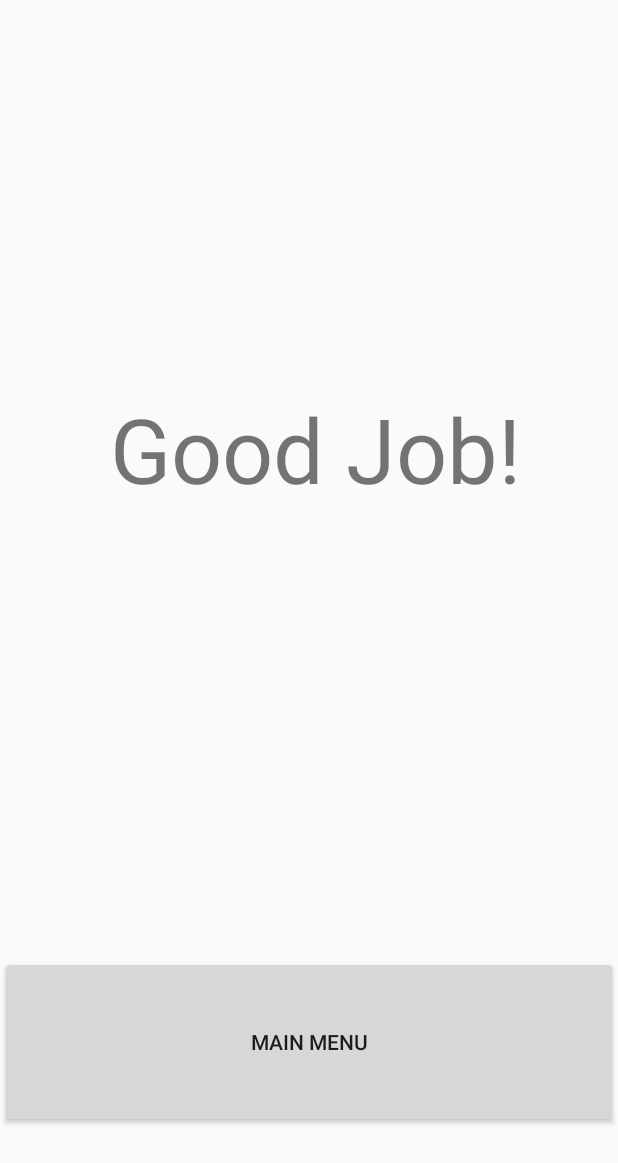
After one commit to alvunr/fp2, an Android app: the layout goodjob.xml on its own in the app's theme, with its tools: preview values and no code run, on a phone screen of 412 x 824 dp. The commit adds this screen. Shown: the top 1163 px of the screen. Run offline under Robolectric (Android 15) with nearby library versions, the phone set to English and light mode, and no system bars.

Commit message:
added new feature

```diff
--- a/app/src/main/java/com/example/fp/Equation.java
+++ b/app/src/main/java/com/example/fp/Equation.java
@@ -40,6 +40,7 @@ public class Equation extends AppCompatActivity {
 //        // String[] array = {a, b, c, d, e, f, g, h, k};
 //        return " ";
 //    }
+
     private String questions [] = {
             "x + 5 = 10","x * 6 = 600", "x + 71 = 100", "x / 8 = 15", "x + 9 = 10",
             "x - 24 = 10", "x + 41 = 30","x * 3 = 42", "x + 4 = 10"
--- a/app/src/main/java/com/example/fp/SoundPlayer.java
+++ b/app/src/main/java/com/example/fp/SoundPlayer.java
@@ -2,7 +2,7 @@ package com.example.fp;
 import android.content.Context;
 import android.media.AudioManager;
 import android.media.SoundPool;
-import android.provider.MediaStore;
+//import android.provider.MediaStore;
 
 
 public class SoundPlayer {
@@ -12,7 +12,7 @@ public class SoundPlayer {
 
     public SoundPlayer(Context context) {
         soundPool = new SoundPool(2, AudioManager.STREAM_MUSIC, 0);
-        wrongSound = soundPool.load(context, R.raw.ycndi, 1);
+        wrongSound = soundPool.load(context, R.raw.ycndi2, 1);
         rightSound = soundPool.load(context, R.raw.nw, 1);
     }
 
@@ -22,5 +22,4 @@ public class SoundPlayer {
     public void playRightSound() {
         soundPool.play(rightSound, 1.0f, 1.0f, 1,0, 1.0f);
     }
-
 }
--- /dev/null
+++ b/app/src/main/res/layout/goodjob.xml
@@ -0,0 +1,39 @@
+<?xml version="1.0" encoding="utf-8"?>
+<LinearLayout xmlns:android="http://schemas.android.com/apk/res/android"
+    android:orientation="vertical" android:layout_width="match_parent"
+    android:layout_height="match_parent">
+
+    <LinearLayout
+        android:layout_width="match_parent"
+        android:layout_height="209dp"
+        android:orientation="horizontal">
+
+    </LinearLayout>
+
+    <LinearLayout
+        android:layout_width="match_parent"
+        android:layout_height="49dp"
+        android:orientation="horizontal">
+
+    </LinearLayout>
+
+    <TextView
+        android:id="@+id/congrats"
+        android:layout_width="match_parent"
+        android:layout_height="328dp"
+        android:layout_weight="1"
+        android:text="     Good Job!"
+        android:textSize="60sp" />
+
+    <Button
+        android:id="@+id/mm"
+        android:layout_width="match_parent"
+        android:layout_height="63dp"
+        android:layout_weight="1"
+        android:text="Main Menu" />
+
+    <TextView
+        android:id="@+id/textView2"
+        android:layout_width="match_parent"
+        android:layout_height="72dp" />
+</LinearLayout>
```
Also changed, not shown: app/src/main/java/com/example/fp/GoodJob.java (added, +20 -0 lines), app/src/main/java/com/example/fp/Main2Activity.java (+9 -3 lines), 3 other files.
